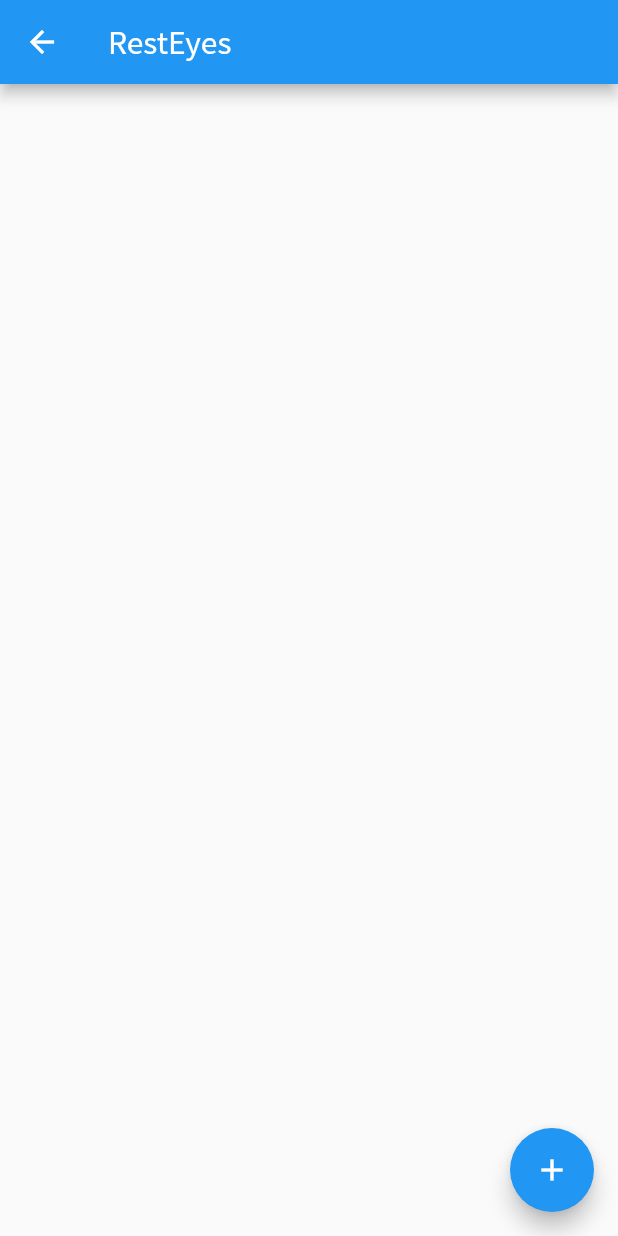
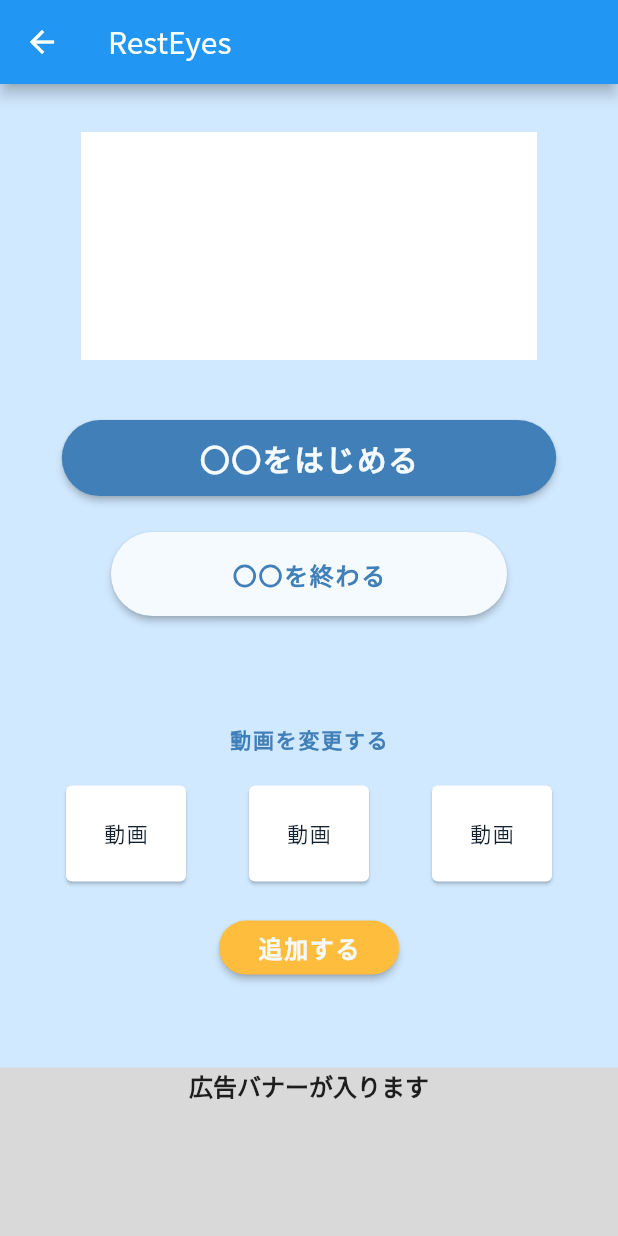
Before and after one commit to K-shir0/flutter_resteye, a Flutter app: the HomePage screen opened directly, on a phone screen of 412 x 824 dp. Run offline on Flutter 3.47's test engine with Material 2 defaults, Android fonts, the phone set to English and light mode, and no system bars; our stand-ins replace carousel_slider, flutter_screenutil, flutter_svg.

Commit message:
update:index pageを作成

```diff
--- a/lib/app.dart
+++ b/lib/app.dart
@@ -1,4 +1,5 @@
 import 'package:flutter/material.dart';
+
 
 import 'package:flutter_resteye/pages/landing_page.dart';
 
--- a/lib/components/_components.dart
+++ b/lib/components/_components.dart
@@ -1 +1,3 @@
 export 'package:flutter_resteye/components/main_button.dart';
+export 'package:flutter_resteye/components/sub_button.dart';
+export 'package:flutter_resteye/components/card.dart';
--- /dev/null
+++ b/lib/components/card.dart
@@ -0,0 +1,29 @@
+import 'package:flutter/material.dart';
+
+import '../constants.dart';
+
+class RestEyeCard extends StatelessWidget {
+  const RestEyeCard({
+    Key? key,
+    required this.text,
+  }) : super(key: key);
+
+  final String text;
+
+  @override
+  Widget build(BuildContext context) {
+    return SizedBox(
+      width: 88,
+      height: 72,
+      child: Card(
+        color: Colors.white, // Card自体の色
+        child: Center(
+          child: Text(
+            text,
+            style: const TextStyle(letterSpacing: 1.10,fontWeight: FontWeight.w500,color: AppColors.textColor),
+          ),
+        ),
+      ),
+    );
+  }
+}
--- /dev/null
+++ b/lib/components/sub_button.dart
@@ -0,0 +1,37 @@
+import 'package:flutter/material.dart';
+
+import 'package:flutter_resteye/constants.dart';
+
+class RestEyeSubButton extends StatelessWidget {
+  const RestEyeSubButton({
+    Key? key,
+    this.onPressed,
+    required this.text,
+  }) : super(key: key);
+
+  final void Function()? onPressed;
+  final String text;
+
+  @override
+  Widget build(BuildContext context) {
+    return ElevatedButton(
+      onPressed: onPressed,
+      style: ElevatedButton.styleFrom(
+        fixedSize: const Size(264, 56),
+        primary: AppColors.subButtonBgColor,
+        shape: const RoundedRectangleBorder(
+          borderRadius: BorderRadius.all(Radius.circular(32)),
+        ),
+      ),
+      child: Text(
+        text,
+        style: const TextStyle(
+          fontSize: 16,
+          fontWeight: FontWeight.bold,
+          letterSpacing: 1.15,
+          color: AppColors.subButtonTextColor,
+        ),
+      ),
+    );
+  }
+}
--- a/lib/pages/home_page.dart
+++ /dev/null
@@ -1,30 +0,0 @@
-import 'package:flutter/material.dart';
-
-import 'package:flutter_resteye/core/pinp_controller.dart';
-import 'package:flutter_resteye/core/pinp_view.dart';
-
-class HomePage extends StatelessWidget {
-  const HomePage({Key? key}) : super(key: key);
-
-  @override
-  Widget build(BuildContext context) {
-    final controller = PinPController();
-
-    return Scaffold(
-      appBar: AppBar(title: const Text('RestEyes')),
-      body: Column(
-        children: [
-          ConstrainedBox(
-            constraints: const BoxConstraints(maxHeight: 300),
-            child: const PinPView(),
-          ),
-        ],
-      ),
-      floatingActionButton: FloatingActionButton(
-        onPressed: () => controller.toggle(),
-        tooltip: 'PinP',
-        child: const Icon(Icons.add),
-      ),
-    );
-  }
-}
--- /dev/null
+++ b/lib/pages/index.dart
@@ -0,0 +1,118 @@
+import 'package:flutter/gestures.dart';
+import 'package:flutter/material.dart';
+
+import 'package:flutter_resteye/core/pinp_controller.dart';
+import 'package:flutter_resteye/core/pinp_view.dart';
+import 'package:flutter_resteye/components/_components.dart';
+
+import '../constants.dart';
+
+
+class HomePage extends StatelessWidget {
+  const HomePage({Key? key}) : super(key: key);
+
+  @override
+  Widget build(BuildContext context) {
+    final controller = PinPController();
+
+    return Scaffold(
+      backgroundColor: AppColors.bgColor,
+      appBar: AppBar(title: const Text('RestEyes')),
+      body: Column(
+        children: [
+          Padding(
+            padding: const EdgeInsets.symmetric(horizontal: 40),
+            child: Column(
+              children: [
+                const SizedBox(height: 32),
+                Container(
+                  color: Colors.white,
+                  child: ConstrainedBox(
+                    constraints: const BoxConstraints(maxHeight: 152,maxWidth: 304),
+                    child: const PinPView(),
+                  ),
+                ),
+                const SizedBox(height: 40),
+                RestEyeMainButton(
+                  onPressed: () {
+                    controller.toggle();
+                  },
+                  text: '〇〇をはじめる',
+                ),
+                const SizedBox(
+                  height: 24,
+                ),
+                RestEyeSubButton(
+                    onPressed: () {
+                      controller.toggle();
+                    },
+                    text: "〇〇を終わる"
+                ),
+                const SizedBox(
+                  height: 72,
+                ),
+                Text.rich(
+                  TextSpan(
+                    text: '動画を変更する',
+                    style: const TextStyle(
+                      // decoration: TextDecoration.underline,
+                      fontWeight: FontWeight.w600,
+                      color: AppColors.titleTextColor,
+                      letterSpacing: 1.15,
+                    ),
+                    recognizer: TapGestureRecognizer()
+                      ..onTap = () {
+
+                      },
+                    mouseCursor: SystemMouseCursors.precise,
+                  ),
+                ),
+                const SizedBox(height: 16),
+                Row(
+                  mainAxisAlignment: MainAxisAlignment.spaceBetween,
+                  children: const [
+                    RestEyeCard(text: '動画'),
+                    RestEyeCard(text: '動画'),
+                    RestEyeCard(text: '動画'),
+                  ],
+                ),
+                const SizedBox(height: 16),
+                ElevatedButton(
+                  onPressed: () {},
+                  style: ElevatedButton.styleFrom(
+                    fixedSize: const Size(120, 32),
+                    primary: AppColors.addButtonBgColor,
+                    shape: const RoundedRectangleBorder(
+                      borderRadius: BorderRadius.all(Radius.circular(32)),
+                    ),
+                  ),
+                  child: const Text(
+                    "追加する",
+                    style: TextStyle(
+                      fontSize: 16,
+                      fontWeight: FontWeight.bold,
+                      letterSpacing: 1.15,
+                      color: AppColors.addButtonTextColor,
+                    ),
+                  ),
+                ),
+                const SizedBox(height: 56)
+              ],
+            ),
+          ),
+          Expanded(
+              child: Container(
+                width: double.infinity,
+                height: 74.0,
+                color: const Color(0xFFd9d9d9),
+                child: const Text(
+                  "広告バナーが入ります",
+                  style: TextStyle(fontSize: 16,fontWeight: FontWeight.bold),
+                  textAlign: TextAlign.center
+                ),
+             )
+          )],
+      ),
+    );
+  }
+}
```
Also changed, not shown: pubspec.lock, 1 other file.
